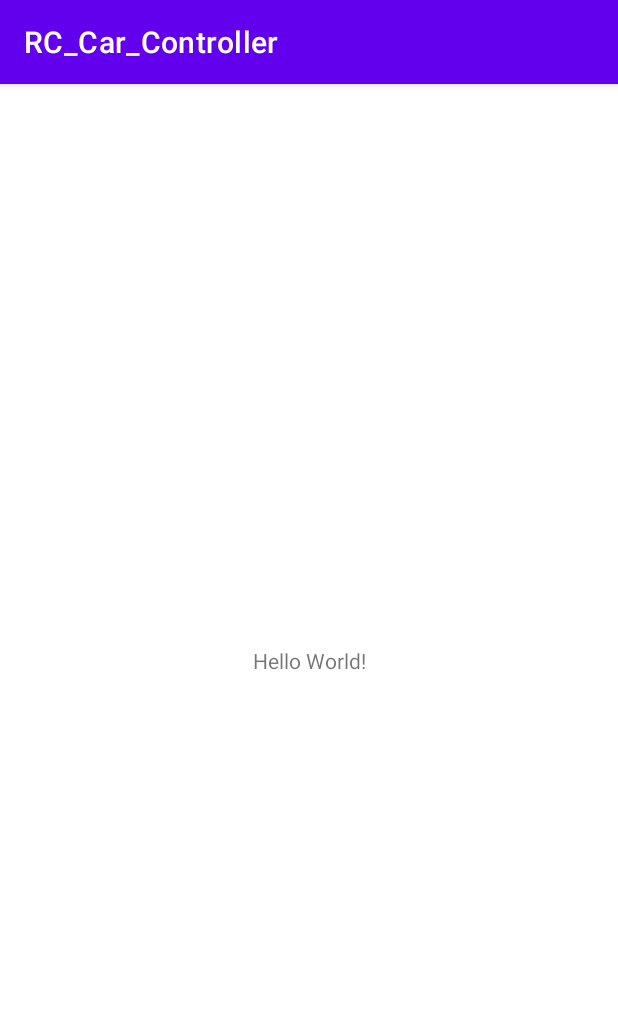
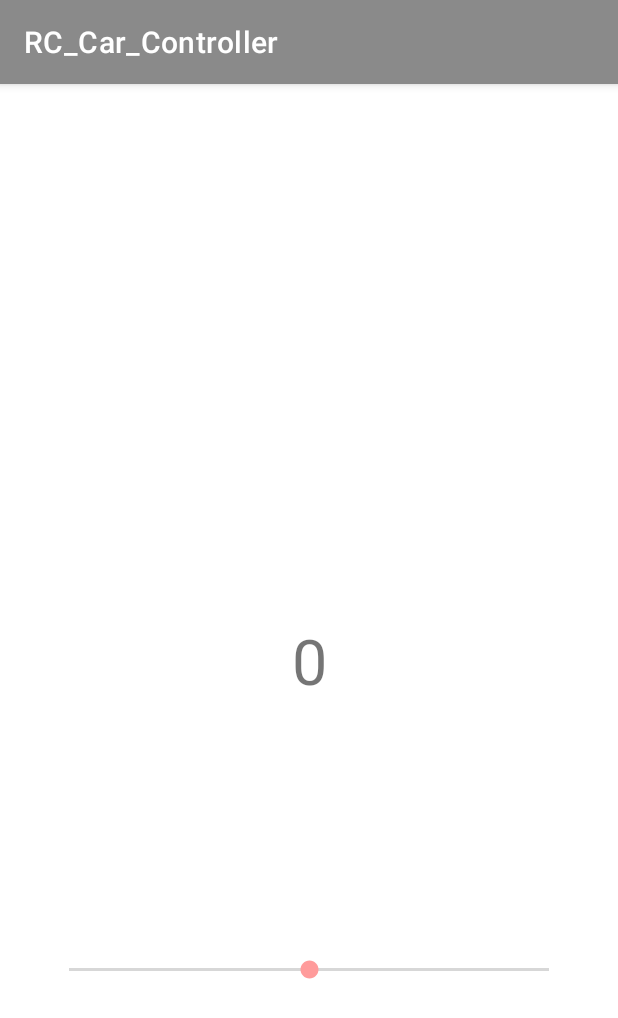
Before and after one commit to Fnoefen/RC-Car, an Android app: the screen it shows after launch (MainActivity), on a phone screen of 412 x 824 dp. Shown: the top 1018 px of the screen. Run offline under Robolectric (Android 15) with nearby library versions, the phone set to English and light mode, and no system bars.

Commit message:
Added SlideBars
Slidebars for both portrait and landscape.
Extracted info from slidebars

```diff
--- a/RC_Car_Controller/app/src/main/java/com/example/rc_car_controller/MainActivity.kt
+++ b/RC_Car_Controller/app/src/main/java/com/example/rc_car_controller/MainActivity.kt
@@ -1,11 +1,51 @@
 package com.example.rc_car_controller
 
+import android.content.res.Configuration
 import androidx.appcompat.app.AppCompatActivity
 import android.os.Bundle
+import android.widget.SeekBar
+import android.widget.TextView
+
 
 class MainActivity : AppCompatActivity() {
+
+    lateinit var angelCtrl : SeekBar
+    lateinit var angel : TextView
+
+    lateinit var speedCtrl : SeekBar
+    lateinit var speed : TextView
+
     override fun onCreate(savedInstanceState: Bundle?) {
         super.onCreate(savedInstanceState)
         setContentView(R.layout.activity_main)
+
+        angelCtrl = findViewById<SeekBar>(R.id.AngelCtrl)
+        angel = findViewById<TextView>(R.id.Angel)
+
+        angelCtrl.setOnSeekBarChangeListener(object : SeekBar.OnSeekBarChangeListener{
+            override fun onProgressChanged(p0: SeekBar?, p1: Int, p2: Boolean) {
+                angel.text = p1.toString()
+            }
+            override fun onStartTrackingTouch(p0: SeekBar?) {}
+            override fun onStopTrackingTouch(p0: SeekBar?) {
+                angelCtrl.progress = 0
+            }
+        })
+        if (getResources().getConfiguration().orientation == Configuration.ORIENTATION_LANDSCAPE) {
+            speedCtrl = findViewById<SeekBar>(R.id.SpeedCtrl)
+            speed = findViewById<TextView>(R.id.Speed)
+
+            speedCtrl.setOnSeekBarChangeListener(object : SeekBar.OnSeekBarChangeListener{
+                override fun onProgressChanged(p0: SeekBar?, p1: Int, p2: Boolean) {
+                    speed.text = p1.toString()
+                }
+                override fun onStartTrackingTouch(p0: SeekBar?) {}
+                override fun onStopTrackingTouch(p0: SeekBar?) {
+                    speedCtrl.progress = 0
+                }
+            })
+        }
+
+
     }
 }
--- /dev/null
+++ b/RC_Car_Controller/app/src/main/res/layout-land/activity_main.xml
@@ -0,0 +1,61 @@
+<?xml version="1.0" encoding="utf-8"?>
+<androidx.constraintlayout.widget.ConstraintLayout xmlns:android="http://schemas.android.com/apk/res/android"
+    xmlns:app="http://schemas.android.com/apk/res-auto"
+    xmlns:tools="http://schemas.android.com/tools"
+    android:layout_width="match_parent"
+    android:layout_height="match_parent"
+    tools:context=".MainActivity">
+
+    <TextView
+        android:id="@+id/Angel"
+        android:layout_width="90dp"
+        android:layout_height="wrap_content"
+        android:gravity="right"
+        android:textAlignment="gravity"
+        android:layout_marginBottom="90dp"
+        android:text="0"
+        android:textSize="42sp"
+        app:layout_constraintBottom_toBottomOf="parent"
+        app:layout_constraintLeft_toLeftOf="parent"
+        app:layout_constraintRight_toRightOf="parent"
+        app:layout_constraintTop_toBottomOf="@id/Speed" />
+
+    <SeekBar
+        android:id="@+id/AngelCtrl"
+        android:layout_width="0dp"
+        android:layout_height="wrap_content"
+        android:layout_margin="32dp"
+        android:max="100"
+        android:min="-100"
+        android:progress="0"
+        app:layout_constraintBottom_toBottomOf="parent"
+        app:layout_constraintLeft_toLeftOf="parent"
+        app:layout_constraintRight_toLeftOf="@id/Angel"
+        app:layout_constraintTop_toTopOf="parent" />
+
+    <TextView
+        android:id="@+id/Speed"
+        android:layout_width="90dp"
+        android:layout_height="wrap_content"
+        android:gravity="right"
+        android:textAlignment="gravity"
+        android:layout_marginTop="90dp"
+        android:text="0"
+        android:textSize="42sp"
+        app:layout_constraintBottom_toTopOf="@id/Angel"
+        app:layout_constraintLeft_toLeftOf="parent"
+        app:layout_constraintRight_toRightOf="parent"
+        app:layout_constraintTop_toTopOf="parent" />
+
+    <SeekBar
+        android:id="@+id/SpeedCtrl"
+        android:layout_width="0dp"
+        android:layout_height="wrap_content"
+        android:layout_margin="32dp"
+        android:rotation="-90"
+        app:layout_constraintBottom_toBottomOf="parent"
+        app:layout_constraintEnd_toEndOf="parent"
+        app:layout_constraintStart_toEndOf="@+id/Angel"
+        app:layout_constraintTop_toTopOf="parent" />
+
+</androidx.constraintlayout.widget.ConstraintLayout>
--- a/RC_Car_Controller/app/src/main/res/layout/activity_main.xml
+++ b/RC_Car_Controller/app/src/main/res/layout/activity_main.xml
@@ -7,12 +7,28 @@
     tools:context=".MainActivity">
 
     <TextView
+        android:id="@+id/Angel"
         android:layout_width="wrap_content"
         android:layout_height="wrap_content"
-        android:text="Hello World!"
+        android:text="0"
+        android:textSize="42sp"
         app:layout_constraintBottom_toBottomOf="parent"
         app:layout_constraintLeft_toLeftOf="parent"
         app:layout_constraintRight_toRightOf="parent"
         app:layout_constraintTop_toTopOf="parent" />
 
+    <SeekBar
+        android:id="@+id/AngelCtrl"
+        android:layout_width="match_parent"
+        android:layout_height="wrap_content"
+        android:min="-100"
+        android:max="100"
+        android:progress="0"
+        android:layout_margin="30dp"
+        app:layout_constraintTop_toBottomOf="@id/Angel"
+        app:layout_constraintRight_toRightOf="parent"
+        app:layout_constraintLeft_toLeftOf="parent"
+        app:layout_constraintBottom_toBottomOf="parent"
+        />
+
 </androidx.constraintlayout.widget.ConstraintLayout>
--- a/RC_Car_Controller/app/src/main/res/values/themes.xml
+++ b/RC_Car_Controller/app/src/main/res/values/themes.xml
@@ -2,12 +2,12 @@
     <!-- Base application theme. -->
     <style name="Theme.RC_Car_Controller" parent="Theme.MaterialComponents.DayNight.DarkActionBar">
         <!-- Primary brand color. -->
-        <item name="colorPrimary">@color/purple_500</item>
-        <item name="colorPrimaryVariant">@color/purple_700</item>
-        <item name="colorOnPrimary">@color/white</item>
+        <item name="colorPrimary">#8A8A8A</item>
+        <item name="colorPrimaryVariant">#595959</item>
+        <item name="colorOnPrimary">#C8C8C8</item>
         <!-- Secondary brand color. -->
-        <item name="colorSecondary">@color/teal_200</item>
-        <item name="colorSecondaryVariant">@color/teal_700</item>
+        <item name="colorSecondary">#FF9B9B</item>
+        <item name="colorSecondaryVariant">#FF7D7D</item>
         <item name="colorOnSecondary">@color/black</item>
         <!-- Status bar color. -->
         <item name="android:statusBarColor" tools:targetApi="l">?attr/colorPrimaryVariant</item>
```
